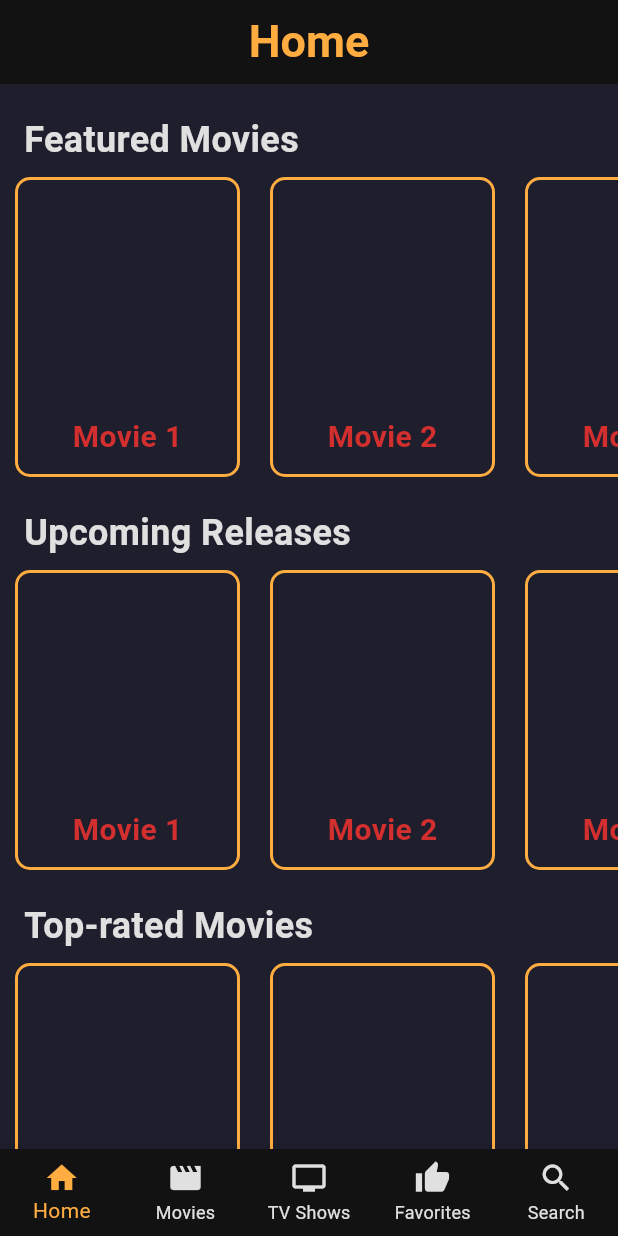
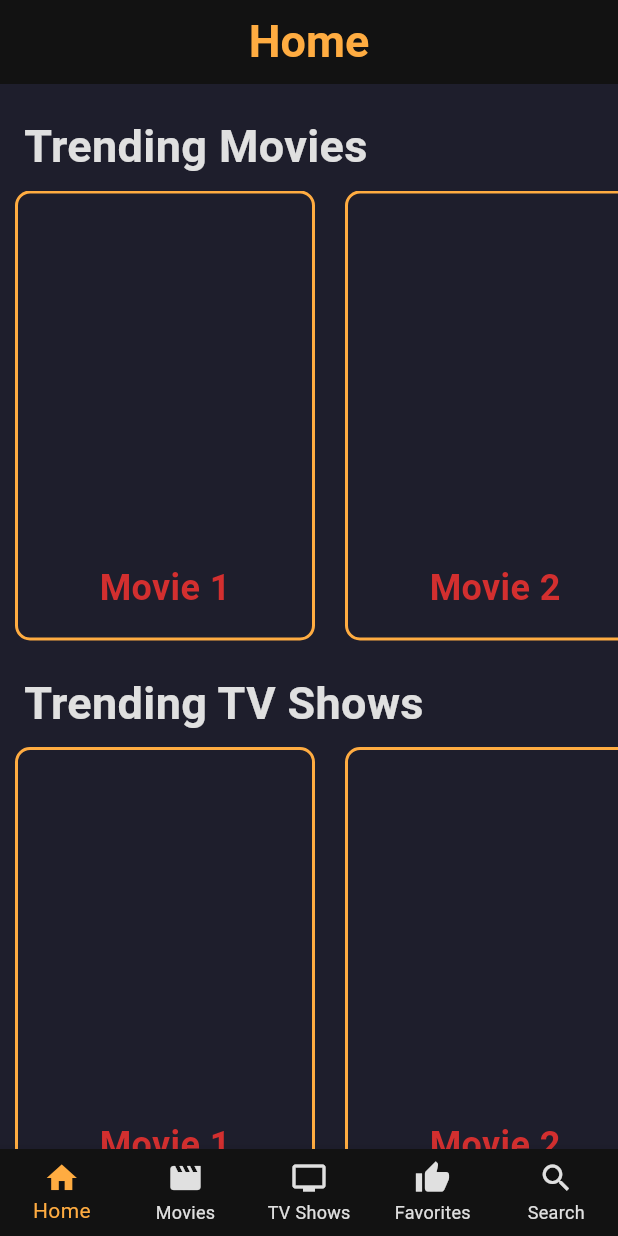
Before and after one commit to mauriciolechugaCA/PopcornMate, a Flutter app: the screen it shows after launch, on a phone screen of 412 x 824 dp. Run offline on Flutter 3.47's test engine with Material 3 defaults, Android fonts, the phone set to English and light mode, and no system bars.

Commit message:
Add CarouselLarge widget and update home screen layout with larger carousels

```diff
--- a/lib/screens/home_screen.dart
+++ b/lib/screens/home_screen.dart
@@ -1,5 +1,6 @@
 import 'package:flutter/material.dart';
 import 'package:popcornmate_app/widgets/carousel.dart';
+import 'package:popcornmate_app/widgets/carousel_large.dart';
 import 'package:popcornmate_app/widgets/section_title.dart';
 import 'package:popcornmate_app/theme/colors.dart';
 
@@ -32,14 +33,12 @@ class _MyHomePageState extends State<MyHomePage> {
       ),
       body: const Center(
         child: Column(
-          mainAxisAlignment: MainAxisAlignment.start,
+          mainAxisAlignment: MainAxisAlignment.spaceEvenly,
           children: [
-            SectionTitle(title: 'Featured Movies'),
-            SizedBox(height: 200, child: Carousel()),
-            SectionTitle(title: 'Upcoming Releases'),
-            SizedBox(height: 200, child: Carousel()),
-            SectionTitle(title: 'Top-rated Movies'),
-            SizedBox(height: 200, child: Carousel()),
+            SectionTitle(title: 'Trending Movies'),
+            SizedBox(height: 300, child: CarouselLarge()),
+            SectionTitle(title: 'Trending TV Shows'),
+            SizedBox(height: 300, child: CarouselLarge()),
           ],
         ),
       ),
--- /dev/null
+++ b/lib/widgets/carousel_large.dart
@@ -0,0 +1,49 @@
+import 'package:flutter/material.dart';
+import 'package:popcornmate_app/theme/colors.dart';
+import 'package:popcornmate_app/widgets/carousel.dart';
+
+// This class is used to create a large carousel
+class CarouselLarge extends Carousel {
+  const CarouselLarge({super.key});
+
+  @override
+  Widget build(BuildContext context) {
+    return SizedBox(
+      height: 300, // Set a larger height for the large carousel
+      child: ListView.builder(
+        scrollDirection: Axis.horizontal,
+        itemCount: 5,
+        itemBuilder: (context, index) {
+          return Container(
+            width: 200, // Set a larger width for each item
+            margin: const EdgeInsets.symmetric(horizontal: 10),
+            decoration: BoxDecoration(
+              border: Border.all(
+                color: AppColors.accent,
+                width: 2,
+              ),
+              borderRadius: BorderRadius.circular(10),
+              color: Colors.transparent, // This is the background color
+            ),
+            child: Column(
+              mainAxisAlignment: MainAxisAlignment.end, // Aligns content to bottom
+              children: [
+                Padding(
+                  padding: const EdgeInsets.all(16.0),
+                  child: Text(
+                    'Movie ${index + 1}',
+                    style: const TextStyle(
+                      color: AppColors.highlight,
+                      fontSize: 24,
+                      fontWeight: FontWeight.bold,
+                    ),
+                  ),
+                ),
+              ],
+            ),
+          );
+        },
+      ),
+    );
+  }
+}
--- a/lib/widgets/section_title.dart
+++ b/lib/widgets/section_title.dart
@@ -17,7 +17,7 @@ class SectionTitle extends StatelessWidget {
           child: Text(
             title,
             style: const TextStyle(
-              fontSize: 24,
+              fontSize: 30,
               fontWeight: FontWeight.bold,
               color: AppColors.text,
             ),
```
